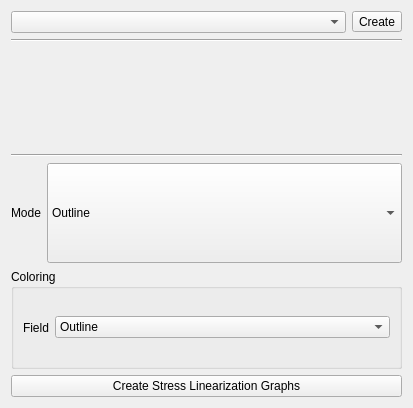
Qt form src/Mod/Fem/Gui/TaskPostLinearizedStresses.ui (makkemal/FreeCAD) before a commit.
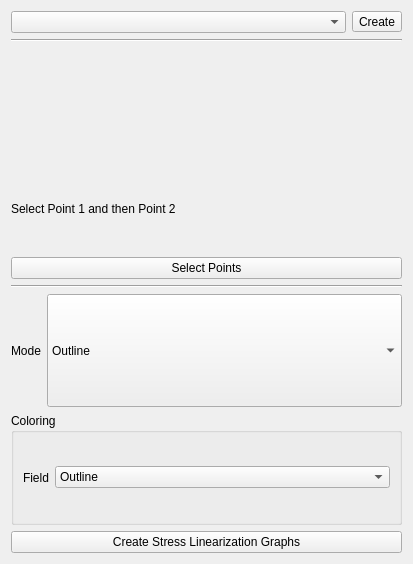
The same form after that commit. Icons and pictures are not drawn.

Commit message: FEM: linearized stresses: add button select points

```diff
--- a/src/Mod/Fem/Gui/TaskPostLinearizedStresses.ui
+++ b/src/Mod/Fem/Gui/TaskPostLinearizedStresses.ui
@@ -7,7 +7,7 @@
     <x>0</x>
     <y>0</y>
     <width>413</width>
-    <height>408</height>
+    <height>564</height>
    </rect>
   </property>
   <property name="sizePolicy">
@@ -19,7 +19,7 @@
   <property name="windowTitle">
    <string>Form</string>
   </property>
-  <layout class="QVBoxLayout" name="verticalLayout">
+  <layout class="QVBoxLayout" name="verticalLayout_2">
    <item>
     <layout class="QHBoxLayout" name="horizontalLayout">
      <item>
@@ -58,6 +58,24 @@
      </property>
     </widget>
    </item>
+   <item>
+    <layout class="QVBoxLayout" name="verticalLayout">
+     <item>
+      <widget class="QLabel" name="label_3">
+       <property name="text">
+        <string>Select Point 1 and then Point 2</string>
+       </property>
+      </widget>
+     </item>
+     <item>
+      <widget class="QPushButton" name="SelectPoints">
+       <property name="text">
+        <string>Select Points</string>
+       </property>
+      </widget>
+     </item>
+    </layout>
+   </item>
    <item>
     <widget class="Line" name="line_2">
      <property name="orientation">
```
The commit also changes 3 other files.
